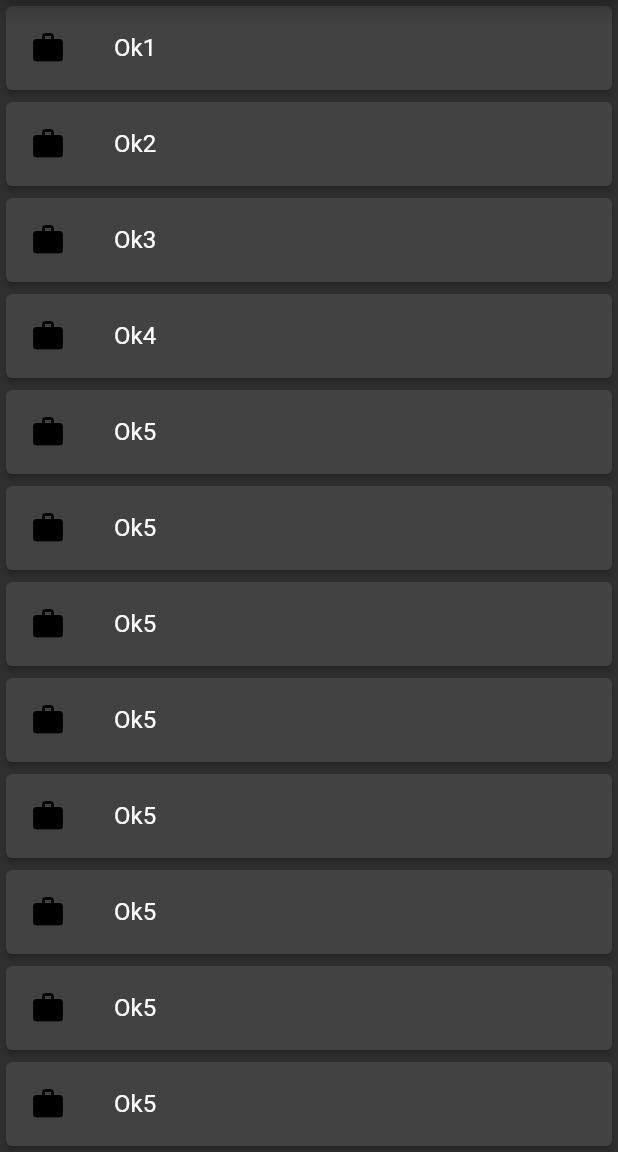
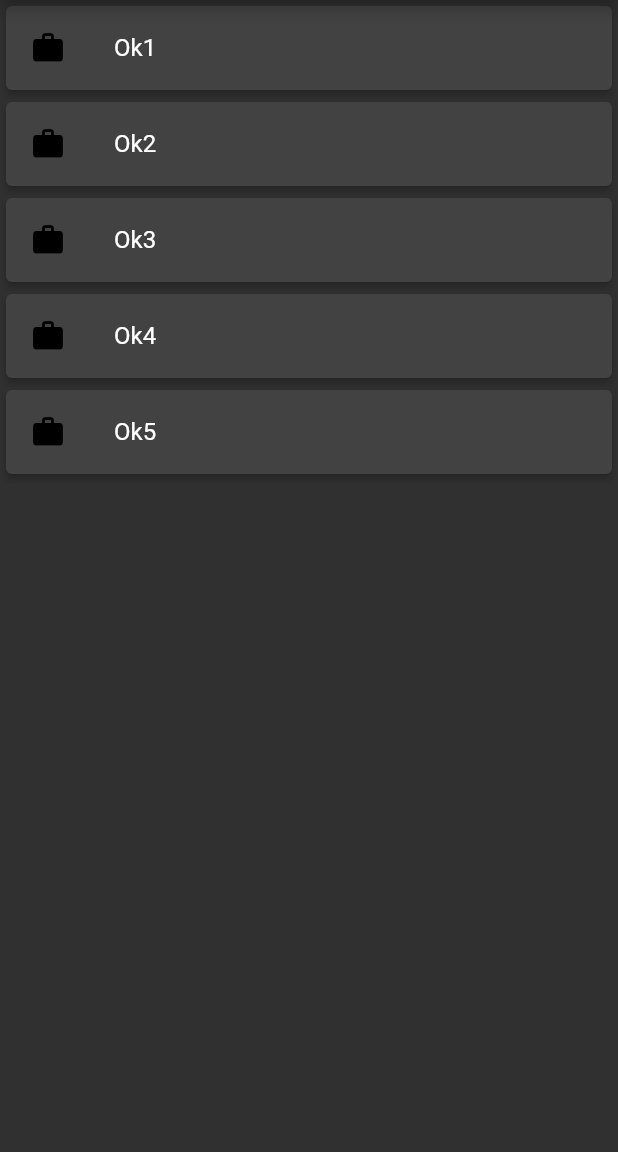
Before and after one commit to Hisham-reactz/todoapp, a Flutter app: the screen it shows after launch, on a phone screen of 412 x 824 dp, the part 84-1236 px from its top. Run offline on Flutter 3.47's test engine with Material 2 defaults, Android fonts, the phone set to English and light mode, and no system bars; our stand-ins replace hive, hive_flutter; accounts and stored records are empty.

Commit message:
test_data_rm

```diff
--- a/lib/main.dart
+++ b/lib/main.dart
@@ -29,18 +29,6 @@ class MyHomePage extends StatefulWidget {
     {'done': 0, 'val': 'Ok2'},
     {'done': 0, 'val': 'Ok3'},
     {'done': 0, 'val': 'Ok4'},
-    {'done': 0, 'val': 'Ok5'},
-    {'done': 0, 'val': 'Ok5'},
-    {'done': 0, 'val': 'Ok5'},
-    {'done': 0, 'val': 'Ok5'},
-    {'done': 0, 'val': 'Ok5'},
-    {'done': 0, 'val': 'Ok5'},
-    {'done': 0, 'val': 'Ok5'},
-    {'done': 0, 'val': 'Ok5'},
-    {'done': 0, 'val': 'Ok5'},
-    {'done': 0, 'val': 'Ok5'},
-    {'done': 0, 'val': 'Ok5'},
-    {'done': 0, 'val': 'Ok5'},
     {'done': 0, 'val': 'Ok5'},
   ];
 
```
